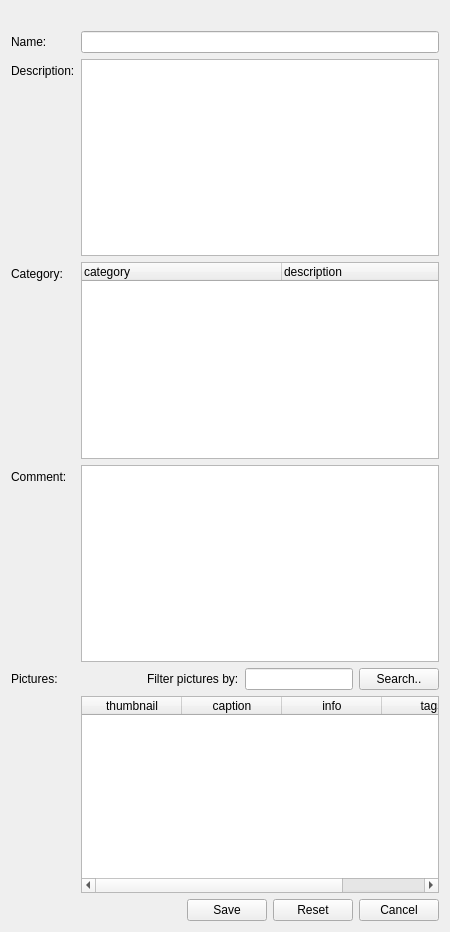
Qt form client/uiforms/recipe_edit.ui (Wolframe/configurator) before a commit.
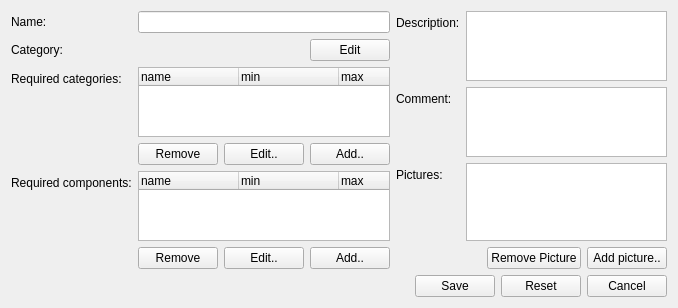
The same form after that commit.

Commit message: first steps in recipe_edit, look-and-feel works (work in progress)

What changed in the file:
```diff
--- a/client/uiforms/recipe_edit.ui
+++ b/client/uiforms/recipe_edit.ui
@@ -6,8 +6,8 @@
    <rect>
     <x>0</x>
     <y>0</y>
-    <width>450</width>
-    <height>932</height>
+    <width>678</width>
+    <height>297</height>
    </rect>
   </property>
   <property name="windowTitle">
@@ -16,206 +16,509 @@
   <property name="action" stdset="0">
    <string notr="true">RecipeRequest recipe {id={id}}</string>
   </property>
-  <layout class="QFormLayout" name="formLayout">
-   <property name="fieldGrowthPolicy">
-    <enum>QFormLayout::AllNonFixedFieldsGrow</enum>
-   </property>
+  <property name="answer" stdset="0">
+   <string>Recipe recipe {id={?}; name{{main.name}}; category{id={main.category.id}; {main.category.text}}; description{{main.description}}; comment {{main.comment}}; creationDate{{creationDate}}}</string>
+  </property>
+  <layout class="QGridLayout" name="gridLayout">
    <item row="0" column="0">
-    <widget class="QLabel" name="label_2">
-     <property name="text">
-      <string/>
-     </property>
-    </widget>
-   </item>
-   <item row="1" column="0">
-    <widget class="QLabel" name="label_name">
-     <property name="text">
-      <string>Name:</string>
-     </property>
-     <property name="buddy">
-      <cstring>name</cstring>
-     </property>
-    </widget>
-   </item>
-   <item row="1" column="1">
-    <widget class="QLineEdit" name="name"/>
-   </item>
-   <item row="2" column="0">
-    <widget class="QLabel" name="label_description">
-     <property name="text">
-      <string>Description:</string>
-     </property>
-     <property name="buddy">
-      <cstring>description</cstring>
-     </property>
-    </widget>
-   </item>
-   <item row="2" column="1">
-    <widget class="QPlainTextEdit" name="description"/>
-   </item>
-   <item row="3" column="0">
-    <widget class="QLabel" name="label_category">
-     <property name="text">
-      <string>Category:</string>
-     </property>
-     <property name="buddy">
-      <cstring>category</cstring>
-     </property>
-    </widget>
-   </item>
-   <item row="3" column="1">
-    <widget class="QTreeWidget" name="category">
-     <property name="selectionMode">
-      <enum>QAbstractItemView::SingleSelection</enum>
-     </property>
-     <property name="headerHidden">
-      <bool>false</bool>
-     </property>
-     <property name="expandsOnDoubleClick">
-      <bool>false</bool>
-     </property>
-     <property name="action" stdset="0">
-      <string>CategoryHierarchyRequest category {id=1}</string>
-     </property>
-     <attribute name="headerDefaultSectionSize">
-      <number>200</number>
-     </attribute>
-     <column>
-      <property name="text">
-       <string>category</string>
-      </property>
-     </column>
-     <column>
-      <property name="text">
-       <string>description</string>
-      </property>
-     </column>
-    </widget>
-   </item>
-   <item row="5" column="0">
-    <widget class="QLabel" name="label_comment">
-     <property name="text">
-      <string>Comment:</string>
-     </property>
-     <property name="buddy">
-      <cstring>comment</cstring>
-     </property>
-    </widget>
-   </item>
-   <item row="5" column="1">
-    <widget class="QPlainTextEdit" name="comment"/>
-   </item>
-   <item row="8" column="0">
-    <widget class="QLabel" name="label">
-     <property name="text">
-      <string>Pictures:</string>
-     </property>
-     <property name="buddy">
-      <cstring>picture</cstring>
-     </property>
-    </widget>
-   </item>
-   <item row="8" column="1">
-    <layout class="QHBoxLayout" name="horizontalLayout_2">
-     <item>
-      <spacer name="horizontalSpacer_3">
-       <property name="orientation">
-        <enum>Qt::Horizontal</enum>
+    <layout class="QFormLayout" name="formLayout">
+     <item row="0" column="1">
+      <widget class="QLineEdit" name="name"/>
+     </item>
+     <item row="0" column="0">
+      <widget class="QLabel" name="label_name">
+       <property name="text">
+        <string>Name:</string>
        </property>
-       <property name="sizeHint" stdset="0">
+       <property name="buddy">
+        <cstring>name</cstring>
+       </property>
+      </widget>
+     </item>
+     <item row="1" column="1">
+      <layout class="QHBoxLayout" name="horizontalLayout_4">
+       <item>
+        <widget class="QLabel" name="category">
+         <property name="minimumSize">
+          <size>
+           <width>100</width>
+           <height>0</height>
+          </size>
+         </property>
+         <property name="sizeIncrement">
+          <size>
+           <width>0</width>
+           <height>0</height>
+          </size>
+         </property>
+         <property name="text">
+          <string/>
+         </property>
+         <property name="dataslot" stdset="0">
+          <string>select_category ({main.widgetid}_category)</string>
+         </property>
+         <property name="action:select_category" stdset="0">
+          <string>CategoryRequest category {id={category_change.category.selected}}</string>
+         </property>
+         <property name="link:category_change" stdset="0">
+          <string>{main.widgetid}_category</string>
+         </property>
+         <property name="answer" stdset="0">
+          <string>Category category {id={id}; parentID={?}; root{{?}}; name{{text}}; description{{?}}; features_required{CategoryFeature[] {id={required_features.row.id:?}; name{{required_features.row.name:?}}; minQuantity{{required_features.row.min:?}}; maxQuantity{{required_features.row.max:?}} } }; features_provided{CategoryFeature[] {id={provided_features.row.id:?}; name{{provided_features.row.name:?}}; minQuantity{{provided_features.row.min:?}}; maxQuantity{{provided_features.row.max:?}} } } }
+</string>
+         </property>
+         <property name="id" stdset="0">
+          <string/>
+         </property>
+        </widget>
+       </item>
+       <item>
+        <spacer name="horizontalSpacer_4">
+         <property name="orientation">
+          <enum>Qt::Horizontal</enum>
+         </property>
+         <property name="sizeHint" stdset="0">
+          <size>
+           <width>40</width>
+           <height>20</height>
+          </size>
+         </property>
+        </spacer>
+       </item>
+       <item>
+        <widget class="QPushButton" name="pushButton">
+         <property name="text">
+          <string>Edit</string>
+         </property>
+         <property name="form" stdset="0">
+          <string>category_select?widgetid={main.widgetid}_category</string>
+         </property>
+         <property name="datasignal:destroyed" stdset="0">
+          <string>close@{main.widgetid}_category</string>
+         </property>
+        </widget>
+       </item>
+      </layout>
+     </item>
+     <item row="1" column="0">
+      <widget class="QLabel" name="label_2">
+       <property name="text">
+        <string>Category:</string>
+       </property>
+      </widget>
+     </item>
+     <item row="2" column="1">
+      <widget class="QTreeWidget" name="required_content">
+       <property name="maximumSize">
         <size>
-         <width>40</width>
-         <height>20</height>
+         <width>16777215</width>
+         <height>100</height>
         </size>
        </property>
-      </spacer>
+       <property name="horizontalScrollBarPolicy">
+        <enum>Qt::ScrollBarAlwaysOff</enum>
+       </property>
+       <property name="selectionBehavior">
+        <enum>QAbstractItemView::SelectRows</enum>
+       </property>
+       <property name="rootIsDecorated">
+        <bool>false</bool>
+       </property>
+       <property name="itemsExpandable">
+        <bool>false</bool>
+       </property>
+       <property name="headerHidden">
+        <bool>false</bool>
+       </property>
+       <property name="expandsOnDoubleClick">
+        <bool>false</bool>
+       </property>
+       <property name="dataslot" stdset="0">
+        <string>add_feature_required ({main.widgetid}_feature_required)</string>
+       </property>
+       <property name="action:add_feature_required" stdset="0">
+        <string>ComponentFeatureListRequest features { feature[] { id={main.required_features.row.id:?}; minQuantity {{main.required_features.row.min:?}}; maxQuantity{{main.required_features.row.max:?}} }; add[] { id={feature_required_select.feature.selected}; minQuantity {{feature_required_select.min}}; maxQuantity {{feature_required_select.max}} } }</string>
+       </property>
+       <property name="link:feature_required_select" stdset="0">
+        <string>{main.widgetid}_feature_required</string>
+       </property>
+       <property name="answer" stdset="0">
+        <string>ComponentFeatures ComponentFeatures {ComponentFeature[] {id={row.id}; name{{row.name}}; minQuantity{{row.min}}; maxQuantity{{row.max}}</string>
+       </property>
+       <property name="action:remove_feature_required" stdset="0">
+        <string>ComponentFeatureListRequest features { feature[] { id={main.required_features.row.id:?}; minQuantity {{main.required_features.row.min:?}}; maxQuantity{{main.required_features.row.max:?}} }; remove[] { id = {selected} } }</string>
+       </property>
+       <attribute name="headerVisible">
+        <bool>true</bool>
+       </attribute>
+       <column>
+        <property name="text">
+         <string>name</string>
+        </property>
+       </column>
+       <column>
+        <property name="text">
+         <string>min</string>
+        </property>
+       </column>
+       <column>
+        <property name="text">
+         <string>max</string>
+        </property>
+       </column>
+      </widget>
      </item>
-     <item>
+     <item row="2" column="0">
       <widget class="QLabel" name="label_3">
        <property name="text">
-        <string>Filter pictures by:</string>
+        <string>Required categories:</string>
        </property>
       </widget>
      </item>
-     <item>
-      <widget class="QLineEdit" name="search"/>
+     <item row="3" column="1">
+      <layout class="QHBoxLayout" name="horizontalLayout_3">
+       <item>
+        <spacer name="horizontalSpacer_3">
+         <property name="orientation">
+          <enum>Qt::Horizontal</enum>
+         </property>
+         <property name="sizeHint" stdset="0">
+          <size>
+           <width>40</width>
+           <height>20</height>
+          </size>
+         </property>
+        </spacer>
+       </item>
+       <item>
+        <widget class="QPushButton" name="pushButton_2">
+         <property name="text">
+          <string>Remove</string>
+         </property>
+         <property name="state:enabled" stdset="0">
+          <string>{required_features.selected}&gt;0</string>
+         </property>
+         <property name="datasignal:clicked" stdset="0">
+          <string>remove_feature_required@main.required_features</string>
+         </property>
+        </widget>
+       </item>
+       <item>
+        <widget class="QPushButton" name="pushButton_5">
+         <property name="text">
+          <string>Edit..</string>
+         </property>
+         <property name="form" stdset="0">
+          <string>category_select_required?widgetid={main.widgetid}_feature_required&amp;id={required_features.selected}&amp;minQuantity={required_features.selected_min}&amp;maxQuantity={required_features.selected_max}</string>
+         </property>
+         <property name="datasignal:destroyed" stdset="0">
+          <string>close@{main.widgetid}_feature_required</string>
+         </property>
+         <property name="state:enabled" stdset="0">
+          <string>{required_features.selected}&gt;0</string>
+         </property>
+        </widget>
+       </item>
+       <item>
+        <widget class="QPushButton" name="pushButton_3">
+         <property name="text">
+          <string>Add..</string>
+         </property>
+         <property name="form" stdset="0">
+          <string>category_select_required?widgetid={main.widgetid}_feature_required</string>
+         </property>
+         <property name="datasignal:destroyed" stdset="0">
+          <string>close@{main.widgetid}_feature_required</string>
+         </property>
+        </widget>
+       </item>
+      </layout>
      </item>
-     <item>
-      <widget class="QPushButton" name="searchButton">
-       <property name="text">
-        <string>Search..</string>
+     <item row="4" column="1">
+      <widget class="QTreeWidget" name="required_components">
+       <property name="maximumSize">
+        <size>
+         <width>16777215</width>
+         <height>100</height>
+        </size>
        </property>
-       <property name="global:searchState" stdset="0">
-        <string notr="true">_w_state</string>
+       <property name="horizontalScrollBarPolicy">
+        <enum>Qt::ScrollBarAlwaysOff</enum>
        </property>
        <property name="datasignal:clicked" stdset="0">
         <string notr="true">picture</string>
        </property>
+       <property name="rootIsDecorated">
+        <bool>false</bool>
+       </property>
+       <property name="itemsExpandable">
+        <bool>false</bool>
+       </property>
+       <property name="headerHidden">
+        <bool>false</bool>
+       </property>
+       <property name="expandsOnDoubleClick">
+        <bool>false</bool>
+       </property>
+       <property name="dataslot" stdset="0">
+        <string>add_feature_provided ({main.widgetid}_feature_provided)</string>
+       </property>
+       <property name="action:add_feature_provided" stdset="0">
+        <string>ComponentFeatureListRequest features { feature[] { id={main.provided_features.row.id:?}; minQuantity {{main.provided_features.row.min:?}}; maxQuantity{{main.provided_features.row.max:?}} }; add[] { id={feature_provided_select.feature.selected}; minQuantity {{feature_provided_select.min}}; maxQuantity {{feature_provided_select.max}} } }</string>
+       </property>
+       <property name="link:feature_provided_select" stdset="0">
+        <string>{main.widgetid}_feature_provided</string>
+       </property>
+       <property name="answer" stdset="0">
+        <string>ComponentFeatures ComponentFeatures {ComponentFeature[] {id={row.id}; name{{row.name}}; minQuantity{{row.min}}; maxQuantity{{row.max}}</string>
+       </property>
+       <property name="action:remove_feature_provided" stdset="0">
+        <string>ComponentFeatureListRequest features { feature[] { id={main.provided_features.row.id:?}; minQuantity {{main.provided_features.row.min:?}}; maxQuantity{{main.provided_features.row.max:?}} }; remove[] { id = {selected} } }</string>
+       </property>
+       <column>
+        <property name="text">
+         <string>name</string>
+        </property>
+       </column>
+       <column>
+        <property name="text">
+         <string>min</string>
+        </property>
+       </column>
+       <column>
+        <property name="text">
+         <string>max</string>
+        </property>
+       </column>
       </widget>
      </item>
+     <item row="4" column="0">
+      <widget class="QLabel" name="label_4">
+       <property name="text">
+        <string>Required components:</string>
+       </property>
+       <property name="buddy">
+        <cstring>required_components</cstring>
+       </property>
+      </widget>
+     </item>
+     <item row="5" column="1">
+      <layout class="QHBoxLayout" name="horizontalLayout_6">
+       <item>
+        <spacer name="horizontalSpacer_6">
+         <property name="orientation">
+          <enum>Qt::Horizontal</enum>
+         </property>
+         <property name="sizeHint" stdset="0">
+          <size>
+           <width>40</width>
+           <height>20</height>
+          </size>
+         </property>
+        </spacer>
+       </item>
+       <item>
+        <widget class="QPushButton" name="pushButton_4">
+         <property name="text">
+          <string>Remove</string>
+         </property>
+         <property name="state:enabled" stdset="0">
+          <string>{provided_features.selected}&gt;0</string>
+         </property>
+         <property name="datasignal:clicked" stdset="0">
+          <string>remove_feature_provided@main.provided_features</string>
+         </property>
+        </widget>
+       </item>
+       <item>
+        <widget class="QPushButton" name="pushButton_6">
+         <property name="text">
+          <string>Edit..</string>
+         </property>
+         <property name="form" stdset="0">
+          <string>component_select?widgetid={main.widgetid}_feature_provided&amp;id={provided_features.selected}&amp;minQuantity={provided_features.selected_min}&amp;maxQuantity={provided_features.selected_max}</string>
+         </property>
+         <property name="datasignal:destroyed" stdset="0">
+          <string>close@{main.widgetid}_feature_provided</string>
+         </property>
+         <property name="state:enabled" stdset="0">
+          <string>{provided_features.selected}&gt;0</string>
+         </property>
+        </widget>
+       </item>
+       <item>
+        <widget class="QPushButton" name="pushButton_7">
+         <property name="text">
+          <string>Add..</string>
+         </property>
+         <property name="form" stdset="0">
+          <string>component_select?widgetid={main.widgetid}_feature_provided</string>
+         </property>
+         <property name="datasignal:destroyed" stdset="0">
+          <string>close@{main.widgetid}_feature_provided</string>
+         </property>
+        </widget>
+       </item>
+      </layout>
+     </item>
     </layout>
    </item>
-   <item row="9" column="1">
-    <widget class="QTableWidget" name="picture">
-     <property name="horizontalScrollBarPolicy">
-      <enum>Qt::ScrollBarAsNeeded</enum>
+   <item row="0" column="1">
+    <layout class="QFormLayout" name="formLayout_3">
+     <property name="fieldGrowthPolicy">
+      <enum>QFormLayout::AllNonFixedFieldsGrow</enum>
      </property>
-     <property name="alternatingRowColors">
-      <bool>true</bool>
-     </property>
-     <property name="selectionMode">
-      <enum>QAbstractItemView::MultiSelection</enum>
-     </property>
-     <property name="selectionBehavior">
-      <enum>QAbstractItemView::SelectRows</enum>
-     </property>
-     <property name="showGrid">
-      <bool>true</bool>
-     </property>
-     <property name="gridStyle">
-      <enum>Qt::DotLine</enum>
-     </property>
-     <property name="sortingEnabled">
-      <bool>true</bool>
-     </property>
-     <property name="action" stdset="0">
-      <string notr="true">PictureListRequest picture {search{{main.search}}}</string>
-     </property>
-     <property name="answer" stdset="0">
-      <string notr="true">PictureList list {picture[] {id={row.id}; caption{{row.caption}}; info{{row.info}}; thumbnail{{row.thumbnail.pixmap}}; tags{{?}}}}</string>
-     </property>
-     <property name="dataslot" stdset="0">
-      <string notr="true">picture</string>
-     </property>
-     <attribute name="horizontalHeaderShowSortIndicator" stdset="0">
-      <bool>true</bool>
-     </attribute>
-     <attribute name="verticalHeaderStretchLastSection">
-      <bool>false</bool>
-     </attribute>
-     <column>
-      <property name="text">
-       <string>thumbnail</string>
-      </property>
-     </column>
-     <column>
-      <property name="text">
-       <string>caption</string>
-      </property>
-     </column>
-     <column>
-      <property name="text">
-       <string>info</string>
-      </property>
-     </column>
-     <column>
-      <property name="text">
-       <string>tags</string>
-      </property>
-     </column>
-    </widget>
+     <item row="0" column="1">
+      <widget class="QPlainTextEdit" name="description">
+       <property name="maximumSize">
+        <size>
+         <width>16777215</width>
+         <height>80</height>
+        </size>
+       </property>
+      </widget>
+     </item>
+     <item row="0" column="0">
+      <widget class="QLabel" name="label_description">
+       <property name="text">
+        <string>Description:</string>
+       </property>
+       <property name="buddy">
+        <cstring>description</cstring>
+       </property>
+      </widget>
+     </item>
+     <item row="1" column="1">
+      <widget class="QPlainTextEdit" name="comment">
+       <property name="maximumSize">
+        <size>
+         <width>16777215</width>
+         <height>80</height>
+        </size>
+       </property>
+      </widget>
+     </item>
+     <item row="1" column="0">
+      <widget class="QLabel" name="label_comment">
+       <property name="text">
+        <string>Comment:</string>
+       </property>
+       <property name="buddy">
+        <cstring>comment</cstring>
+       </property>
+      </widget>
+     </item>
+     <item row="2" column="0">
+      <widget class="QLabel" name="label">
+       <property name="text">
+        <string>Pictures:</string>
+       </property>
+       <property name="buddy">
+        <cstring>pictures</cstring>
+       </property>
+      </widget>
+     </item>
+     <item row="2" column="1">
+      <widget class="QListWidget" name="pictures">
+       <property name="maximumSize">
+        <size>
+         <width>16777215</width>
+         <height>100</height>
+        </size>
+       </property>
+       <property name="lineWidth">
+        <number>1</number>
+       </property>
+       <property name="verticalScrollBarPolicy">
+        <enum>Qt::ScrollBarAlwaysOff</enum>
+       </property>
+       <property name="selectionMode">
+        <enum>QAbstractItemView::SingleSelection</enum>
+       </property>
+       <property name="iconSize">
+        <size>
+         <width>100</width>
+         <height>100</height>
+        </size>
+       </property>
+       <property name="movement">
+        <enum>QListView::Static</enum>
+       </property>
+       <property name="isWrapping" stdset="0">
+        <bool>false</bool>
+       </property>
+       <property name="viewMode">
+        <enum>QListView::IconMode</enum>
+       </property>
+       <property name="selectionRectVisible">
+        <bool>false</bool>
+       </property>
+       <property name="action" stdset="0">
+        <string>ComponentPictureListRequest component {id={main.id}}</string>
+       </property>
+       <property name="answer" stdset="0">
+        <string>PictureThumbnailList pictures {picture[] {id={item.id}; thumbnail{{item.icon}}; caption{{item.tooltip}} }}</string>
+       </property>
+       <property name="dataslot" stdset="0">
+        <string>select_picture ({main.widgetid}_picture)</string>
+       </property>
+       <property name="link:picture_add" stdset="0">
+        <string>{main.widgetid}_picture</string>
+       </property>
+       <property name="action:select_picture" stdset="0">
+        <string>PictureThumbnailListRequest pictures {picture[]{id={main.pictures.id}}; add[]{id={picture_add.picture.selected}}}</string>
+       </property>
+       <property name="action:exclude_picture" stdset="0">
+        <string>PictureThumbnailListRequest pictures {picture[]{id={main.pictures.unselected}}}</string>
+       </property>
+      </widget>
+     </item>
+     <item row="3" column="1">
+      <layout class="QHBoxLayout" name="horizontalLayout_2">
+       <item>
+        <spacer name="horizontalSpacer_2">
+         <property name="orientation">
+          <enum>Qt::Horizontal</enum>
+         </property>
+         <property name="sizeHint" stdset="0">
+          <size>
+           <width>40</width>
+           <height>20</height>
+          </size>
+         </property>
+        </spacer>
+       </item>
+       <item>
+        <widget class="QPushButton" name="exclude_pictures">
+         <property name="text">
+          <string>Remove Picture</string>
+         </property>
+         <property name="datasignal:clicked" stdset="0">
+          <string>exclude_picture@main.pictures</string>
+         </property>
+         <property name="state:enabled" stdset="0">
+          <string>{pictures.selected}&gt;0</string>
+         </property>
+        </widget>
+       </item>
+       <item>
+        <widget class="QPushButton" name="new_pictures">
+         <property name="text">
+          <string>Add picture..</string>
+         </property>
+         <property name="form" stdset="0">
+          <string>picture_select?widgetid={main.widgetid}_picture</string>
+         </property>
+         <property name="datasignal:destroyed" stdset="0">
+          <string>close@{main.widgetid}_picture</string>
+         </property>
+        </widget>
+       </item>
+      </layout>
+     </item>
+    </layout>
    </item>
-   <item row="10" column="1">
+   <item row="5" column="1">
     <layout class="QHBoxLayout" name="horizontalLayout">
      <item>
       <spacer name="horizontalSpacer">
```
Left out of the diff: 55 changed lines with no effect on the pictures. The commit also changes 8 other files.
